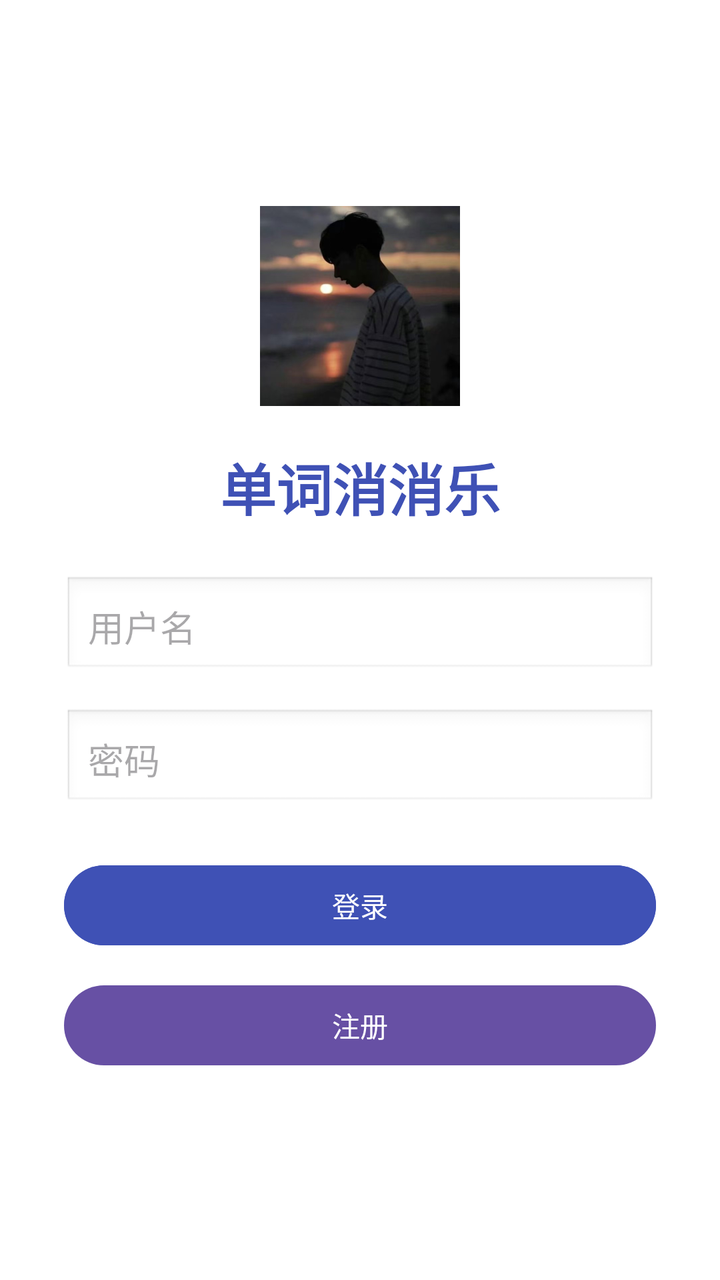
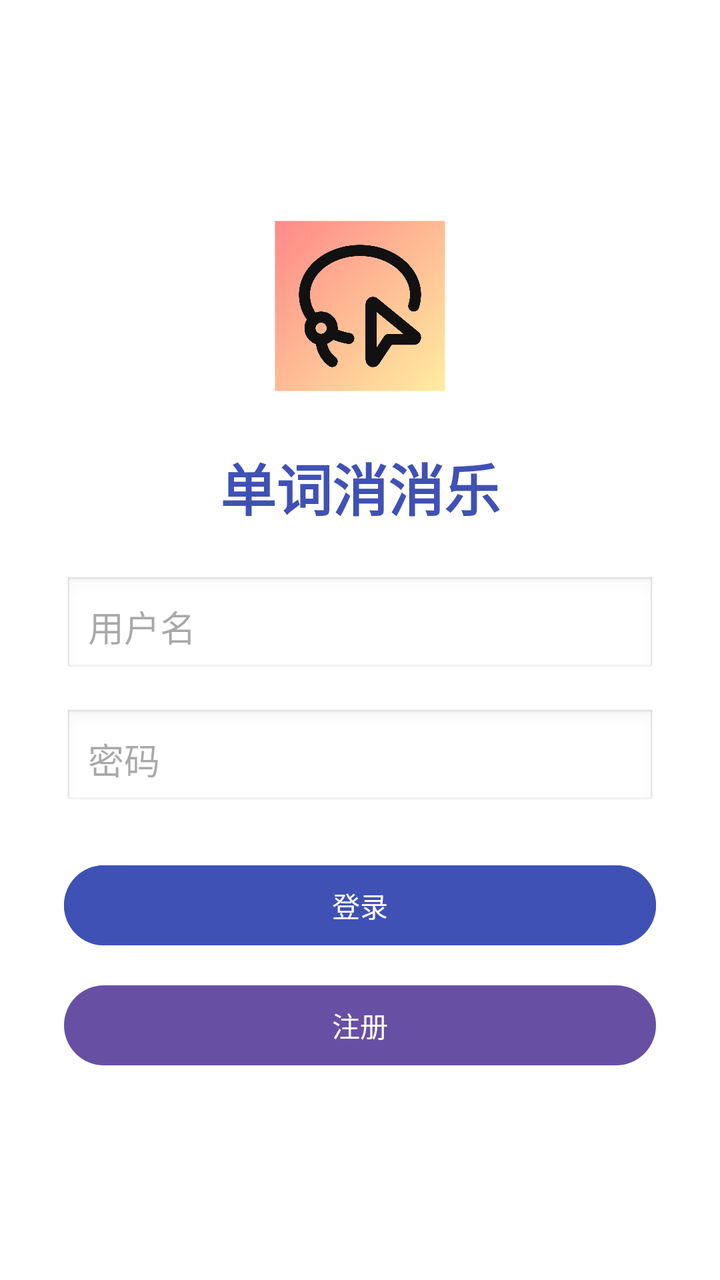

The first picture is an Android layout as it rendered before a commit; the second is the same layout after the commit. The layout source and the unified diff follow.
<!-- AndroidManifest.xml: application theme Theme.WordCrush -->
<!-- res/layout/activity_login.xml -->
<?xml version="1.0" encoding="utf-8"?>
<LinearLayout
    xmlns:android="http://schemas.android.com/apk/res/android"
    android:orientation="vertical"
    android:padding="32dp"
    android:layout_width="match_parent"
    android:layout_height="match_parent"
    android:gravity="center"
    android:background="@android:color/white">

    <ImageView
        android:layout_width="match_parent"
        android:layout_height="100dp"
        android:src="@drawable/logo"/>

    <TextView
        android:id="@+id/appTitle"
        android:text="单词消消乐"
        android:textSize="28sp"
        android:textStyle="bold"
        android:textColor="#3F51B5"
        android:layout_marginTop="20dp"
        android:layout_marginBottom="24dp"
        android:layout_width="wrap_content"
        android:layout_height="wrap_content" />

    <EditText
        android:id="@+id/usernameEditText"
        android:hint="用户名"
        android:inputType="text"
        android:layout_width="match_parent"
        android:layout_height="wrap_content"
        android:padding="12dp"
        android:background="@android:drawable/edit_text" />

    <EditText
        android:id="@+id/passwordEditText"
        android:hint="密码"
        android:inputType="textPassword"
        android:layout_width="match_parent"
        android:layout_height="wrap_content"
        android:layout_marginTop="16dp"
        android:padding="12dp"
        android:background="@android:drawable/edit_text" />

    <TextView
        android:id="@+id/errorTextView"
        android:layout_width="match_parent"
        android:layout_height="wrap_content"
        android:textColor="#FF0000"
        android:text=""
        android:visibility="gone"
        android:textAlignment="center"
        android:layout_marginTop="4dp" />

    <Button
        android:id="@+id/loginButton"
        android:text="登录"
        android:layout_marginTop="24dp"
        android:backgroundTint="#3F51B5"
        android:textColor="@android:color/white"
        android:layout_width="match_parent"
        android:layout_height="wrap_content" />

    <Button
        android:id="@+id/registerButton"
        android:text="注册"
        android:layout_marginTop="12dp"
        android:layout_width="match_parent"
        android:layout_height="wrap_content" />
</LinearLayout>
<!-- resources referenced by this layout -->
<resources>
  <!-- drawable logo: jpg bitmap (drawable, 30745 bytes) -->
  <style name="Theme.WordCrush" parent="Base.Theme.WordCrush" />
  <style name="Base.Theme.WordCrush" parent="Theme.Material3.DayNight.NoActionBar">
          
          
      </style>
</resources>

<!-- the commit's change to res/layout/activity_login.xml (unified diff, before → after) -->
@@ -27,6 +27,7 @@
     <EditText
         android:id="@+id/usernameEditText"
         android:hint="用户名"
+        android:digits="abcdefghijklmnopqrstuvwxyzABCDEFGHIJKLMNOPQRSTUVWXYZ0123456789"
         android:inputType="text"
         android:layout_width="match_parent"
         android:layout_height="wrap_content"
<!-- resource entries referenced after the edit -->
@@ -1,6 +1,6 @@
 <!-- resources referenced by this layout -->
 <resources>
-  <!-- drawable logo: jpg bitmap (drawable, 30745 bytes) -->
+  <!-- drawable logo: jpg bitmap (drawable, 136564 bytes) -->
   <style name="Theme.WordCrush" parent="Base.Theme.WordCrush" />
   <style name="Base.Theme.WordCrush" parent="Theme.Material3.DayNight.NoActionBar">
           
